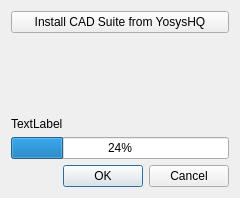
Before: the Qt Designer form settingsdialog.ui in JerryAZR/cuteFPGA, drawn with Qt 5.
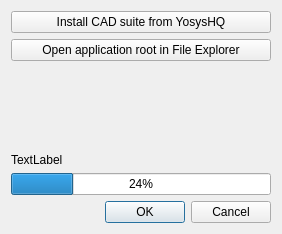
After: the same form once the commit is applied.

Commit message: Add 'open root in explorer' button

```diff
--- a/settingsdialog.ui
+++ b/settingsdialog.ui
@@ -6,8 +6,8 @@
    <rect>
     <x>0</x>
     <y>0</y>
-    <width>240</width>
-    <height>198</height>
+    <width>282</width>
+    <height>234</height>
    </rect>
   </property>
   <property name="sizePolicy">
@@ -25,7 +25,14 @@
      <item>
       <widget class="QPushButton" name="installBtn">
        <property name="text">
-        <string>Install CAD Suite from YosysHQ</string>
+        <string>Install CAD suite from YosysHQ</string>
+       </property>
+      </widget>
+     </item>
+     <item>
+      <widget class="QPushButton" name="openRootBtn">
+       <property name="text">
+        <string>Open application root in File Explorer</string>
        </property>
       </widget>
      </item>
```
The commit also changes 4 other files.
